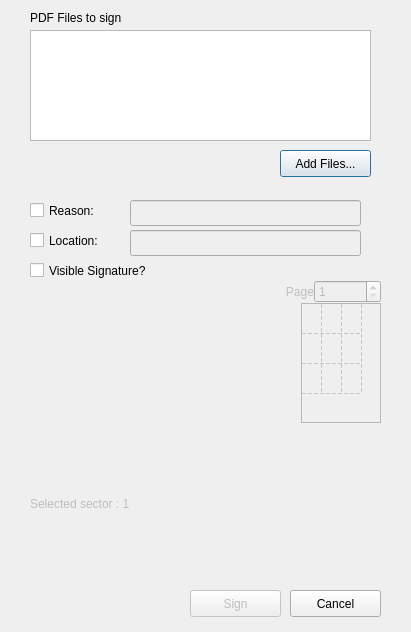
Old version of the form pteid-mw-pt/_src/eidmw/eidgui/PDFSignWindow.ui in the repository amagovpt/autenticacao.gov.
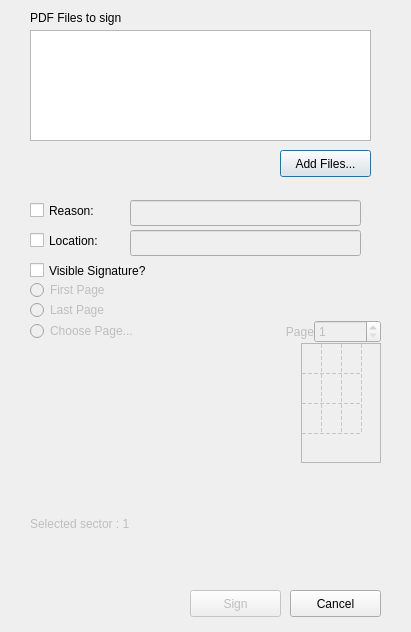
New version of the form.

Commit message: Major update to the GUI adding new widgets to the PDFSignWindow dialog to choose page and sectors Multiple Signatures on the same PDF are also working in acroread.

```diff
--- a/pteid-mw-pt/_src/eidmw/eidgui/PDFSignWindow.ui
+++ b/pteid-mw-pt/_src/eidmw/eidgui/PDFSignWindow.ui
@@ -139,10 +139,40 @@
       <number>0</number>
      </property>
      <property name="sizeConstraint">
-      <enum>QLayout::SetMaximumSize</enum>
+      <enum>QLayout::SetMinimumSize</enum>
      </property>
+     <item>
+      <widget class="QRadioButton" name="radioButton_firstpage">
+       <property name="enabled">
+        <bool>false</bool>
+       </property>
+       <property name="text">
+        <string>First Page</string>
+       </property>
+      </widget>
+     </item>
+     <item>
+      <widget class="QRadioButton" name="radioButton_lastpage">
+       <property name="enabled">
+        <bool>false</bool>
+       </property>
+       <property name="text">
+        <string>Last Page</string>
+       </property>
+      </widget>
+     </item>
      <item>
       <layout class="QHBoxLayout" name="horizontalLayout">
+       <item>
+        <widget class="QRadioButton" name="radioButton_choosepage">
+         <property name="enabled">
+          <bool>false</bool>
+         </property>
+         <property name="text">
+          <string>Choose Page...</string>
+         </property>
+        </widget>
+       </item>
        <item>
         <widget class="QLabel" name="label_page">
          <property name="enabled">
```
The commit also changes 17 other files.
